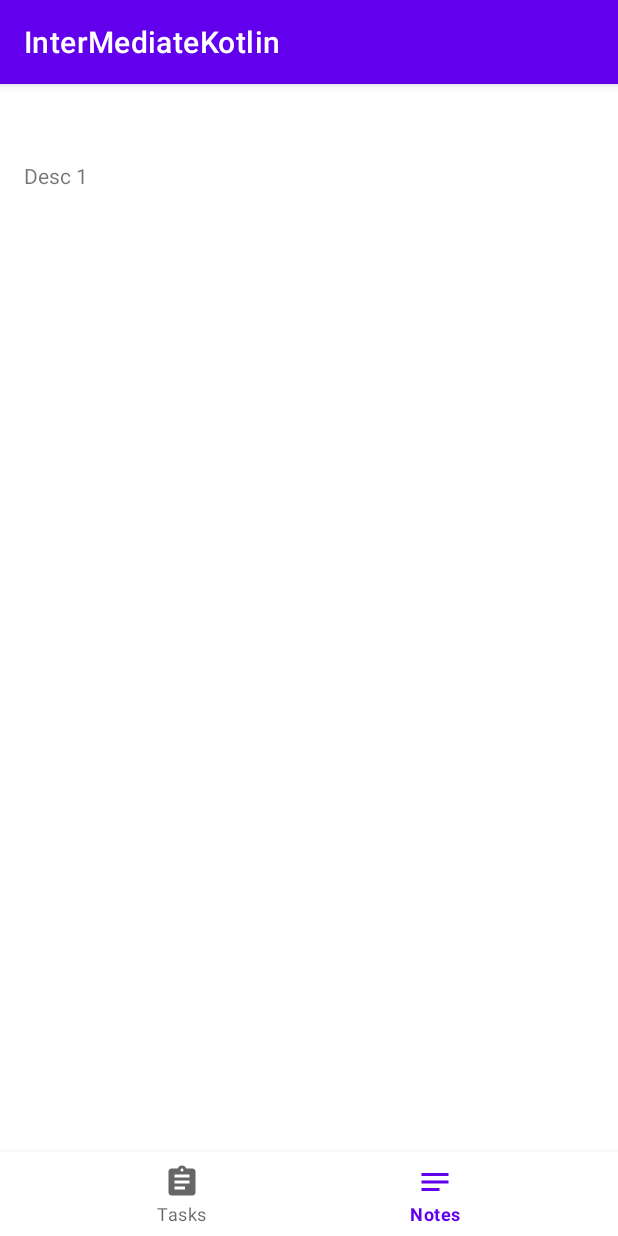
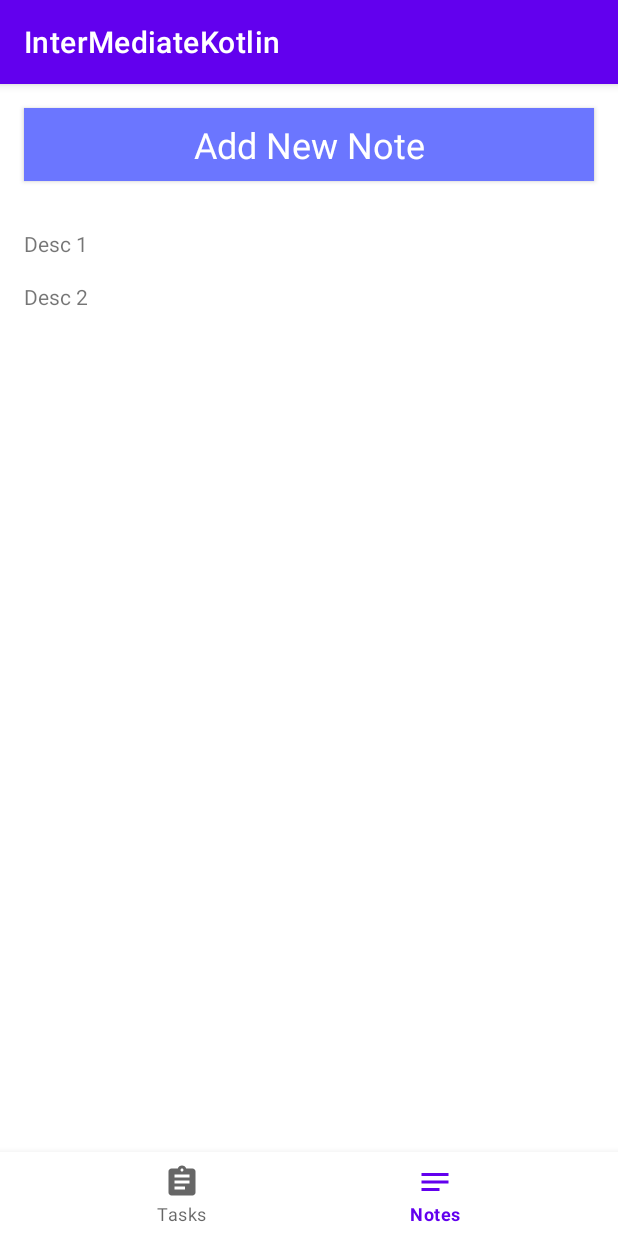
Before and after one commit to Dharmendradeveloper/IntermediatedKotlin, an Android app: the screen it shows after launch (NavigationActivity), item 2 of the bottom bar chosen, on a phone screen of 412 x 824 dp. Run offline under Robolectric (Android 15) with nearby library versions, the phone set to English and light mode, and no system bars.

```diff
--- a/app/src/main/java/com/dharmendra/intermediatekotlin/adapter/NoteAdapter.kt
+++ b/app/src/main/java/com/dharmendra/intermediatekotlin/adapter/NoteAdapter.kt
@@ -7,18 +7,34 @@ import com.dharmendra.intermediatekotlin.Note
 import com.dharmendra.intermediatekotlin.notes.NoteView
 import com.dharmendra.intermediatekotlin.R
 import com.dharmendra.intermediatekotlin.foundations.BaseRecyclerAdapter
+import kotlinx.android.synthetic.main.view_add_button.view.*
 
 class NoteAdapter( notesList:MutableList<Note> = mutableListOf()):
     BaseRecyclerAdapter<Note>(notesList) {
 
+    override fun getItemCount(): Int = masterList.size+1
     override fun onCreateViewHolder(parent: ViewGroup, viewType: Int)=
-        MyViewHolder(LayoutInflater.from(parent.context).inflate(R.layout.item_notes,parent,false))
+        if (viewType == TYPE_INFO){
+            MyViewHolder(
+                LayoutInflater.from(parent.context).inflate(R.layout.item_notes, parent, false)
+            )
+
+        }else {
+            AddButtonViewHolder(LayoutInflater.from(parent.context).inflate(R.layout.view_add_button,
+                parent,false))
+        }
 
 
-inner class MyViewHolder(itemView: View) : BaseViewHolder<Note>(itemView) {
+class MyViewHolder(itemView: View) : BaseViewHolder<Note>(itemView) {
     override fun onBind(data: Note) {
         (itemView as NoteView).initView(data)
     }
+}
 
+     class AddButtonViewHolder(view:View):BaseRecyclerAdapter.AddButtonViewHolder(view){
+        override fun onBind(data: Unit) {
+            view.buttonText.text = view.context.getString(R.string.add_button_note)
+        }
+
+    }
 }
-}
--- a/app/src/main/java/com/dharmendra/intermediatekotlin/adapter/TaskAdapter.kt
+++ b/app/src/main/java/com/dharmendra/intermediatekotlin/adapter/TaskAdapter.kt
@@ -8,20 +8,14 @@ import android.view.ViewGroup
 import com.dharmendra.intermediatekotlin.R
 import com.dharmendra.intermediatekotlin.Task
 import com.dharmendra.intermediatekotlin.foundations.BaseRecyclerAdapter
+import com.dharmendra.intermediatekotlin.foundations.BaseRecyclerAdapter.*
 import com.dharmendra.intermediatekotlin.task.TaskView
-import com.dharmendra.intermediatekotlin.todo.TodoView
-import kotlinx.android.synthetic.main.item_task.view.*
 import kotlinx.android.synthetic.main.view_add_button.view.*
-import kotlinx.android.synthetic.main.view_todo.view.*
 
 class TaskAdapter(taskList:MutableList<Task> = mutableListOf()):
     BaseRecyclerAdapter<Task>(taskList) {
 
-    override fun getItemViewType(position: Int): Int = if (position == 0){
-        TYPE_ADD_BUTTON
-    }else{
-        TYPE_INFO
-    }
+
     override fun onCreateViewHolder(parent: ViewGroup, viewType: Int)=
         if (viewType == TYPE_INFO) {
             MyViewHolder(
@@ -39,22 +33,15 @@ class TaskAdapter(taskList:MutableList<Task> = mutableListOf()):
         return masterList.size+1
     }
 
-    inner class MyViewHolder(itemView: View):BaseViewHolder<Task>(itemView) {
+     class MyViewHolder(itemView: View):BaseViewHolder<Task>(itemView) {
         override fun onBind(data: Task) {
             (itemView as TaskView).initView(data)
         }
     }
 
-    inner class AddButtonViewHolder(view:View):BaseViewHolder<Unit>(view){
-        override fun onBind(data: Unit) {
-            view.buttonText.text = view.context.getString(R.string.add_button_task)
-        }
+      class AddButtonViewHolder(view:View):BaseRecyclerAdapter.AddButtonViewHolder(view){
+         override fun onBind(data:Unit){
+             view.buttonText.text = view.context.getString(R.string.add_button_task)
+         }
     }
-
-    companion object{
-        const val TYPE_ADD_BUTTON = 0
-        const val TYPE_INFO = 1
-    }
-
-
 }
--- a/app/src/main/java/com/dharmendra/intermediatekotlin/foundations/BaseRecyclerAdapter.kt
+++ b/app/src/main/java/com/dharmendra/intermediatekotlin/foundations/BaseRecyclerAdapter.kt
@@ -4,19 +4,32 @@ import android.view.View
 import androidx.recyclerview.widget.RecyclerView
 import com.dharmendra.intermediatekotlin.adapter.TaskAdapter
 
-abstract class BaseRecyclerAdapter<T>(protected val masterList:MutableList<T> = mutableListOf()) :RecyclerView.Adapter<RecyclerView.ViewHolder>(){
+abstract class BaseRecyclerAdapter<T:Any>(protected val masterList:MutableList<T> = mutableListOf()) :RecyclerView.Adapter<RecyclerView.ViewHolder>(){
+
+    override fun getItemViewType(position: Int): Int = if (position == 0){
+        TYPE_ADD_BUTTON
+    }else{
+        TYPE_INFO
+    }
+    override fun getItemCount(): Int = masterList.size
 
     override fun onBindViewHolder(holder: RecyclerView.ViewHolder, position: Int) {
-        if (holder is TaskAdapter.AddButtonViewHolder){
+        if (holder is AddButtonViewHolder){
             holder.onBind(Unit)
         }else {
             (holder as BaseViewHolder<T>).onBind(masterList[position-1])
         }
     }
 
-    override fun getItemCount(): Int = masterList.size
 
-    inner abstract class BaseViewHolder<E>(val view: View):RecyclerView.ViewHolder(view){
+     abstract class BaseViewHolder<E>(val view: View):RecyclerView.ViewHolder(view){
         abstract fun onBind(data:E)
     }
+
+    abstract class AddButtonViewHolder(view:View):BaseViewHolder<Unit>(view)
+
+    companion object{
+        const val TYPE_ADD_BUTTON = 0
+        const val TYPE_INFO = 1
+    }
 }
```
